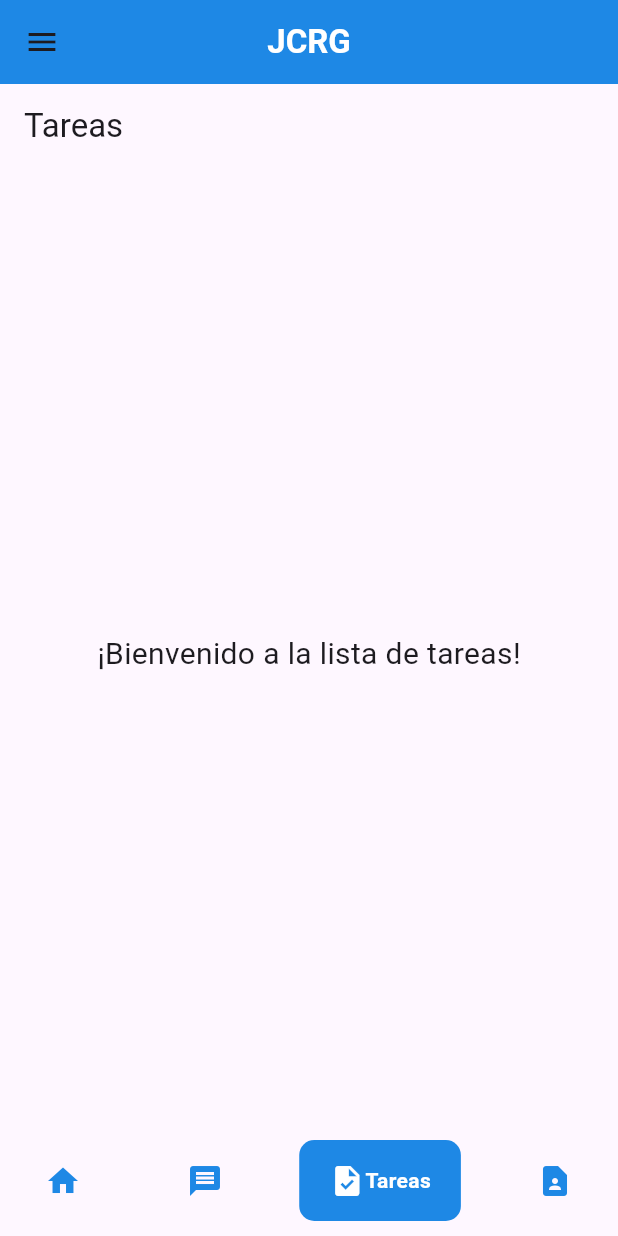
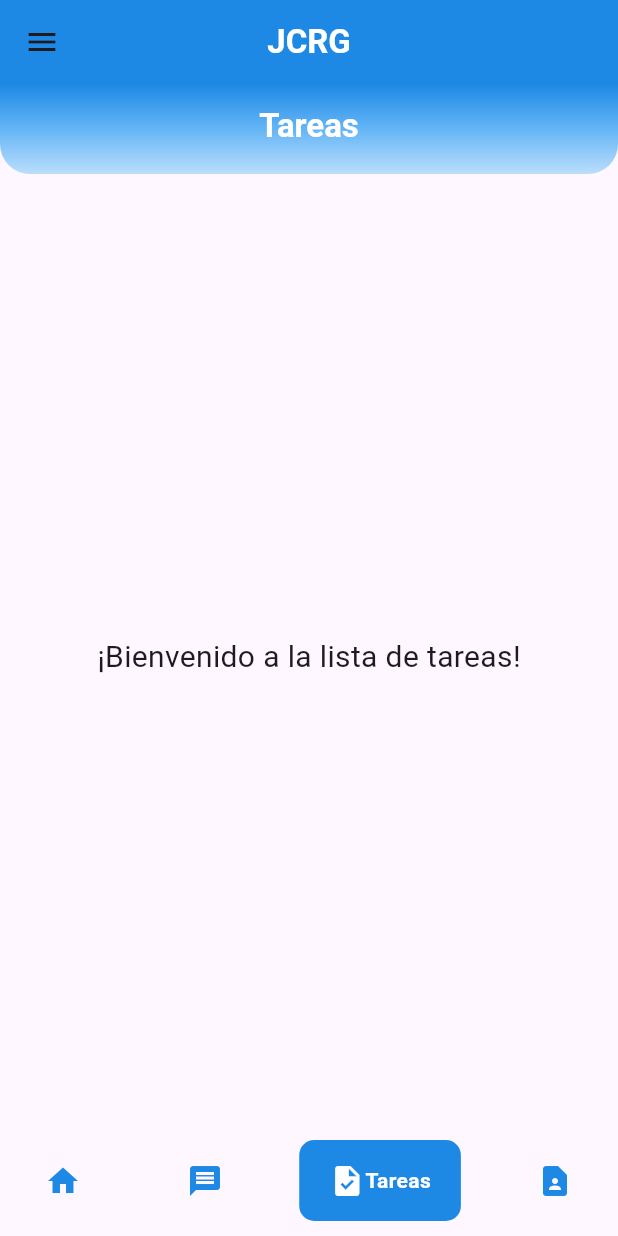
Before and after one commit to Javier-Rivera2311/jcrg_phone, a Flutter app: the screen it shows after launch, item 3 of the bottom bar chosen, on a phone screen of 412 x 824 dp. Run offline on Flutter 3.47's test engine with Material 3 defaults, Android fonts, the light colour scheme and no system bars; drawn by our look-alikes of google_nav_bar.

Commit message:
appbar_task

```diff
--- a/lib/screens/task.dart
+++ b/lib/screens/task.dart
@@ -6,8 +6,36 @@ class TaskScreen extends StatelessWidget {
   @override
   Widget build(BuildContext context) {
     return Scaffold(
-      appBar: AppBar(
-        title: Text('Tareas'),
+      appBar: PreferredSize(
+        preferredSize: const Size.fromHeight(60.0), // Altura estándar del AppBar
+        child: ClipRRect(
+          borderRadius: const BorderRadius.only(
+            bottomLeft: Radius.circular(20.0), // Bordes redondeados en la esquina inferior izquierda
+            bottomRight: Radius.circular(20.0), // Bordes redondeados en la esquina inferior derecha
+          ),
+          child: Container(
+            decoration: const BoxDecoration(
+              gradient: LinearGradient(
+                begin: Alignment.topCenter,
+                end: Alignment.bottomCenter,
+                colors: [
+                  Color(0xFF1E88E5), // Azul oscuro
+                  Color(0xFF64B5F6), // Azul intermedio
+                  Color(0xFFBBDEFB), // Azul claro
+                ],
+              ),
+            ),
+            child: AppBar(
+              title: const Text(
+                'Tareas',
+                style: TextStyle(fontWeight: FontWeight.bold, color: Colors.white),
+              ),
+              centerTitle: true,
+              backgroundColor: Colors.transparent, // Fondo transparente para mostrar el degradado
+              elevation: 0, // Sin sombra
+            ),
+          ),
+        ),
       ),
       body: Center(
         child: Text(
```
